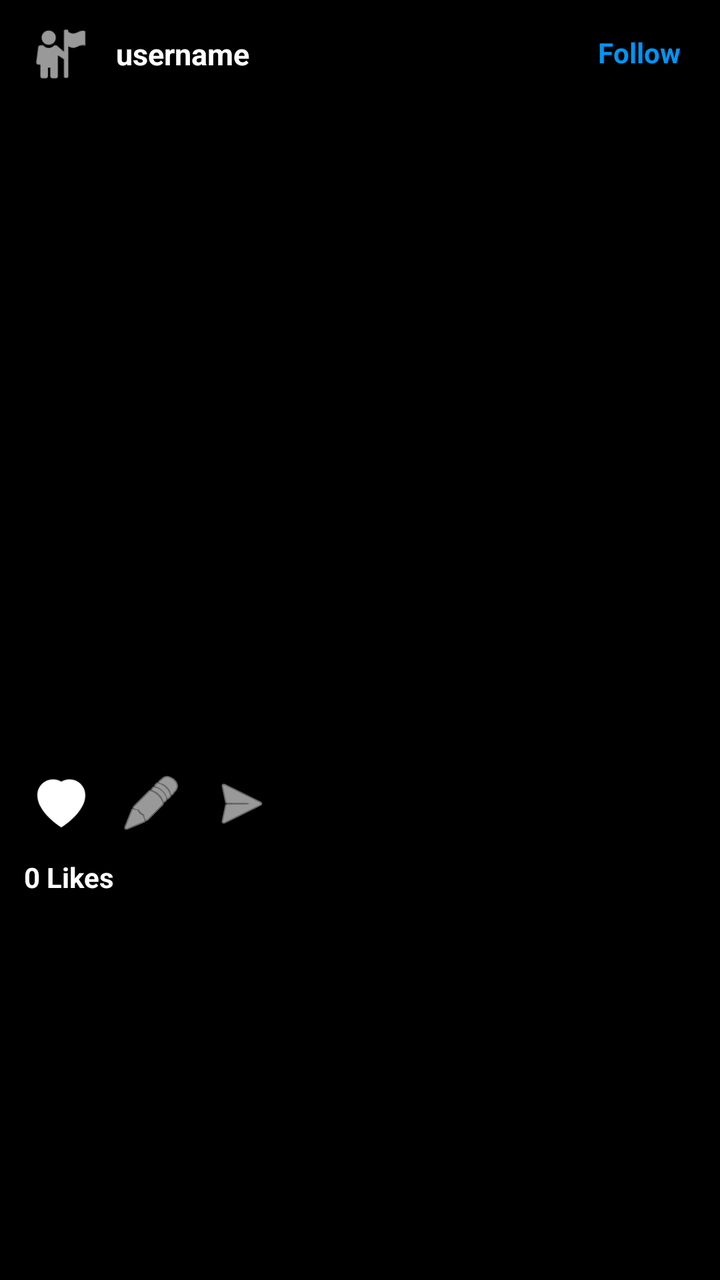
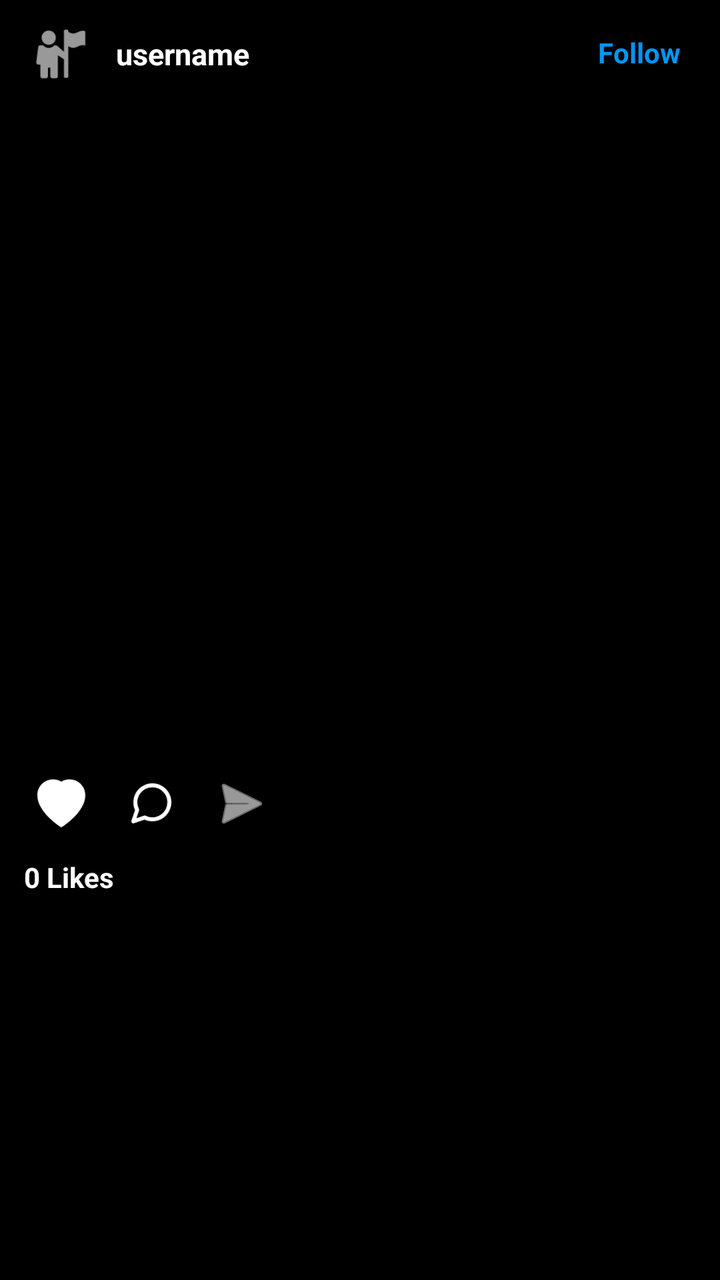

Before-and-after screenshots of an Android layout around one commit, followed by the original layout XML and the change that was made.
<!-- AndroidManifest.xml: application theme Theme.Login -->
<!-- res/layout/item_post.xml -->
<?xml version="1.0" encoding="utf-8"?>
<LinearLayout
    xmlns:android="http://schemas.android.com/apk/res/android"
    xmlns:app="http://schemas.android.com/apk/res-auto"
    android:layout_width="match_parent"
    android:layout_height="wrap_content"
    android:orientation="vertical"
    android:background="#000000">

    <android.widget.LinearLayout
        android:id="@+id/postHeader"
        android:layout_width="match_parent"
        android:layout_height="54dp"
        android:orientation="horizontal"
        android:gravity="center_vertical"
        android:paddingStart="12dp"
        android:paddingEnd="12dp"
        android:background="#000000">

        
        <ImageView
            android:id="@+id/imgPostProfile"
            android:layout_width="36dp"
            android:layout_height="36dp"
            android:scaleType="centerCrop"
            android:src="@android:drawable/ic_menu_myplaces"
            android:contentDescription="Profile Photo" />

        
        <TextView
            android:id="@+id/tvPostUsername"
            android:layout_width="0dp"
            android:layout_height="wrap_content"
            android:layout_weight="1"
            android:layout_marginStart="10dp"
            android:text="username"
            android:textColor="#FFFFFF"
            android:textSize="15sp"
            android:textStyle="bold"
            android:maxLines="1"
            android:ellipsize="end" />

        
        <TextView
            android:id="@+id/btnPostFollow"
            android:layout_width="wrap_content"
            android:layout_height="36dp"
            android:gravity="center"
            android:text="Follow"
            android:textColor="#0095F6"
            android:textSize="14sp"
            android:textStyle="bold"
            android:paddingStart="8dp"
            android:paddingEnd="8dp"
            android:paddingTop="0dp"
            android:paddingBottom="0dp"
            android:includeFontPadding="false"
            android:clickable="true"
            android:focusable="true"
            android:background="?attr/selectableItemBackground" />

    </android.widget.LinearLayout>

    

    <FrameLayout
        android:layout_width="match_parent"
        android:layout_height="320dp">

        <ImageView
            android:id="@+id/postImage"
            android:layout_width="match_parent"
            android:layout_height="match_parent"
            android:scaleType="centerCrop"
            android:contentDescription="Post Image" />

        
        <ImageView
            android:id="@+id/playIcon"
            android:layout_width="32dp"
            android:layout_height="32dp"
            android:layout_gravity="top|end"
            android:layout_margin="12dp"
            android:src="@android:drawable/ic_media_play"
            android:contentDescription="Play"
            android:visibility="gone" />

    </FrameLayout>


    

    <LinearLayout
        android:layout_width="match_parent"
        android:layout_height="55dp"
        android:orientation="horizontal"
        android:gravity="center_vertical"
        android:paddingStart="8dp"
        android:paddingEnd="8dp"
        android:background="#000000">

        

        <ImageButton
            android:id="@+id/btnLike"
            android:layout_width="45dp"
            android:layout_height="45dp"
            android:background="@android:color/transparent"
            android:src="@drawable/ic_heart"
            android:contentDescription="Like"
            android:padding="8dp"
            app:tint="#FFFFFF" />


        

        <ImageButton
            android:id="@+id/btnComment"
            android:layout_width="45dp"
            android:layout_height="45dp"
            android:background="@android:color/transparent"
            android:src="@android:drawable/ic_menu_edit"
            android:contentDescription="Comment"
            android:padding="8dp"
            app:tint="#FFFFFF" />


        

        <ImageButton
            android:id="@+id/btnShare"
            android:layout_width="45dp"
            android:layout_height="45dp"
            android:background="@android:color/transparent"
            android:src="@android:drawable/ic_menu_send"
            android:contentDescription="Share"
            android:padding="8dp"
            app:tint="#FFFFFF" />

    </LinearLayout>


    

    <TextView
        android:id="@+id/tvLikeCount"
        android:layout_width="match_parent"
        android:layout_height="wrap_content"
        android:paddingStart="12dp"
        android:paddingEnd="12dp"
        android:paddingTop="0dp"
        android:paddingBottom="4dp"
        android:text="0 Likes"
        android:textColor="#FFFFFF"
        android:textSize="14sp"
        android:textStyle="bold" />


    

    <TextView
        android:id="@+id/tvCaption"
        android:layout_width="match_parent"
        android:layout_height="wrap_content"
        android:paddingStart="12dp"
        android:paddingEnd="12dp"
        android:paddingTop="2dp"
        android:paddingBottom="14dp"
        android:text=""
        android:textColor="#FFFFFF"
        android:textSize="14sp"
        android:visibility="gone" />

</LinearLayout>
<!-- resources referenced by this layout -->
<resources>
  <!-- drawable ic_heart (drawable) -->
  <?xml version="1.0" encoding="utf-8"?>
  <vector xmlns:android="http://schemas.android.com/apk/res/android"
      android:width="32dp"
      android:height="32dp"
      android:viewportWidth="32"
      android:viewportHeight="32">
  
      <path
          android:fillColor="#FFFFFFFF"
          android:pathData="M16,28
          C15.7,28 4,20.5 4,12
          C4,7.5 7.5,4 12,4
          C14.3,4 16,5.2 16,5.2
          C16,5.2 17.7,4 20,4
          C24.5,4 28,7.5 28,12
          C28,20.5 16.3,28 16,28 Z" />
  
  </vector>
  <style name="Theme.Login" parent="Base.Theme.Login" />
  <style name="Base.Theme.Login" parent="Theme.Material3.DayNight.NoActionBar">
          
          
      </style>
</resources>

<!-- the commit's change to res/layout/item_post.xml (unified diff, before → after) -->
@@ -119,7 +119,7 @@
             android:layout_width="45dp"
             android:layout_height="45dp"
             android:background="@android:color/transparent"
-            android:src="@android:drawable/ic_menu_edit"
+            android:src="@drawable/ic_comment"
             android:contentDescription="Comment"
             android:padding="8dp"
             app:tint="#FFFFFF" />
<!-- resource entries referenced after the edit -->
@@ -1,5 +1,20 @@
 <!-- resources referenced by this layout -->
 <resources>
+  <!-- drawable ic_comment (drawable) -->
+  <?xml version="1.0" encoding="utf-8"?>
+  <vector xmlns:android="http://schemas.android.com/apk/res/android"
+      android:width="24dp"
+      android:height="24dp"
+      android:viewportWidth="24"
+      android:viewportHeight="24">
+      <path
+          android:fillColor="@android:color/transparent"
+          android:strokeColor="#FFFFFF"
+          android:strokeWidth="2"
+          android:strokeLineCap="round"
+          android:strokeLineJoin="round"
+          android:pathData="M21,11.5a8.38,8.38 0,0 1,-0.9 3.8 8.5,8.5 0,0 1,-7.6 4.7 8.38,8.38 0,0 1,-3.8 -0.9L3,21l1.9-5.7a8.38,8.38 0,0 1,-0.9 -3.8 8.5,8.5 0,0 1,4.7 -7.6 8.38,8.38 0,0 1,3.8 -0.9h0.5a8.48,8.48 0,0 1,8 8v0.5z" />
+  </vector>
   <!-- drawable ic_heart (drawable) -->
   <?xml version="1.0" encoding="utf-8"?>
   <vector xmlns:android="http://schemas.android.com/apk/res/android"
